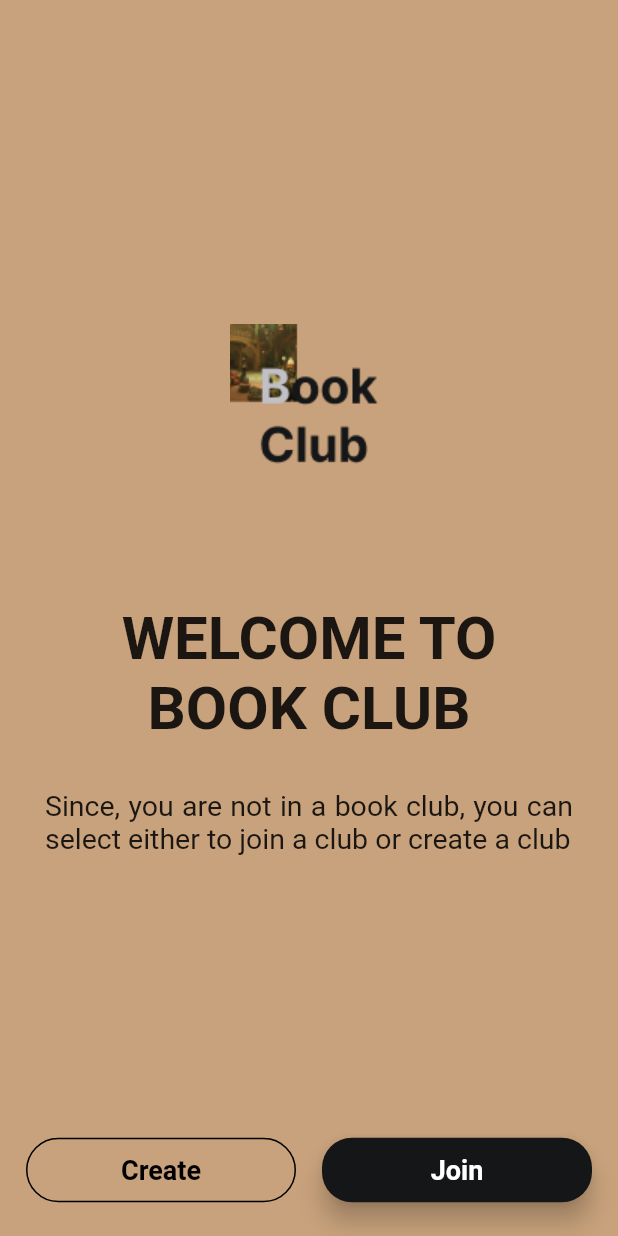
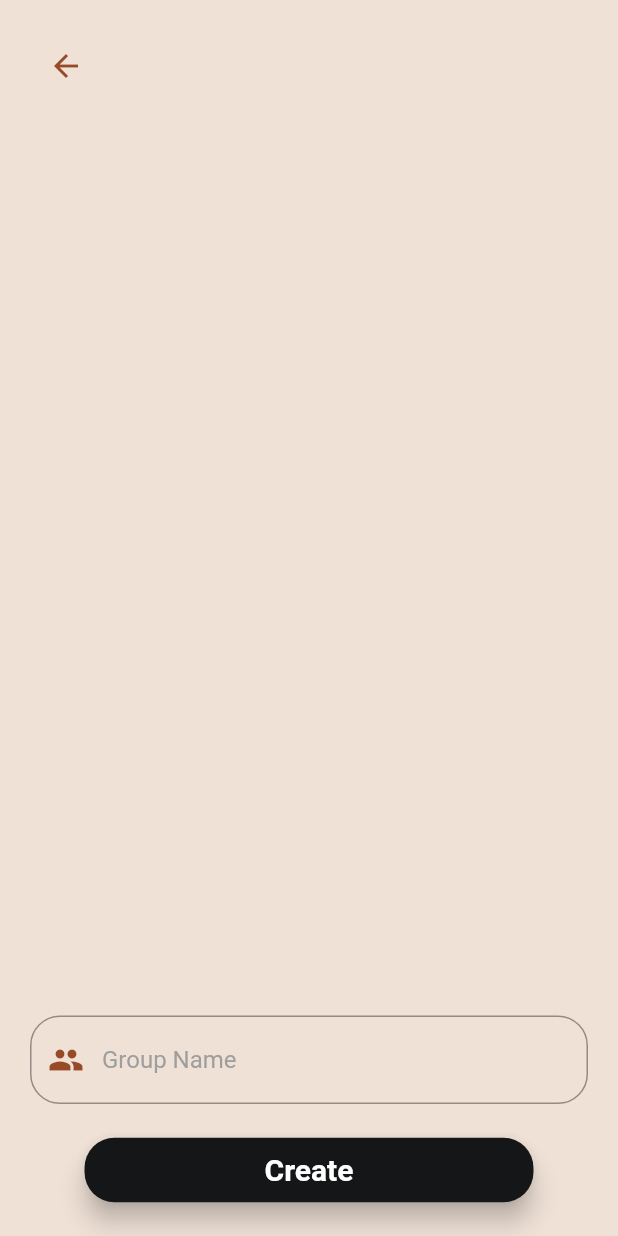
Before and after one commit to guptassara/book_club, a Flutter app: the OurNoGroup screen opened directly, after a tap on "Create", on a phone screen of 412 x 824 dp. Run offline on Flutter 3.47's test engine with Material 2 defaults, Android fonts, the phone set to English and light mode, and no system bars; our stand-ins replace cloud_firestore, email_validator, firebase_auth, firebase_core, google_sign_in; missing offline and left inert: cloud_firestore_platform_interface, confirm_dialog; accounts and stored records are empty; network calls fail.

Commit message:
group screens and ui

```diff
--- /dev/null
+++ b/lib/Models/group.dart
@@ -0,0 +1,19 @@
+import 'package:cloud_firestore/cloud_firestore.dart';
+
+class OurUser {
+  String? id;
+  String? name;
+  String? leader;
+  Timestamp? groupCreated;
+  List<String>? members;
+
+  OurUser({this.id, this.leader, this.name, this.groupCreated, this.members});
+
+  OurUser.fromMap(Map<String, dynamic> map) {
+    id = map['id'];
+    name = map['name'];
+    leader = map['leader'];
+    groupCreated = map['groupCreated'];
+    members = map['members'];
+  }
+}
--- a/lib/Screens/Login/Localwidgets/login_form.dart
+++ b/lib/Screens/Login/Localwidgets/login_form.dart
@@ -27,7 +27,7 @@ class _OurLoginFormState extends State<OurLoginForm> {
   final TextEditingController _passwordController = TextEditingController();
 
   void _loginUser(
-    @required LoginType type,
+    LoginType type,
     String? email,
     String? password,
     BuildContext context,
--- /dev/null
+++ b/lib/Screens/createGroup/createGroup.dart
@@ -0,0 +1,57 @@
+import 'package:flutter/material.dart';
+
+class OurCreateGroup extends StatefulWidget {
+  const OurCreateGroup({super.key});
+
+  @override
+  State<OurCreateGroup> createState() => _OurCreateGroupState();
+}
+
+class _OurCreateGroupState extends State<OurCreateGroup> {
+  TextEditingController _groupNameController = TextEditingController();
+  @override
+  Widget build(BuildContext context) {
+    return Scaffold(
+      body: Column(
+        children: [
+          Padding(
+            padding: EdgeInsets.all(20.0),
+            child: Row(
+              children: [BackButton()],
+            ),
+          ),
+          Spacer(),
+          Padding(
+            padding: EdgeInsets.all(20.0),
+            child: Column(
+              children: [
+                TextFormField(
+                  controller: _groupNameController,
+                  decoration: InputDecoration(
+                    prefixIcon: Icon(Icons.group),
+                    hintText: "Group Name",
+                  ),
+                ),
+                SizedBox(
+                  height: 20.0,
+                ),
+                ElevatedButton(
+                    onPressed: () {},
+                    child: Padding(
+                      padding: EdgeInsets.symmetric(horizontal: 100),
+                      child: Text(
+                        "Create",
+                        style: TextStyle(
+                            color: Colors.white,
+                            fontWeight: FontWeight.bold,
+                            fontSize: 20.0),
+                      ),
+                    ))
+              ],
+            ),
+          )
+        ],
+      ),
+    );
+  }
+}
--- a/lib/Screens/noGroup/noGroup.dart
+++ b/lib/Screens/noGroup/noGroup.dart
@@ -1,5 +1,7 @@
 // ignore_for_file: file_names, no_leading_underscores_for_local_identifiers
 
+import 'package:book_club/Screens/createGroup/createGroup.dart';
+import 'package:book_club/Screens/joinGroup/joingroup.dart';
 import 'package:flutter/material.dart';
 
 class OurNoGroup extends StatelessWidget {
@@ -7,8 +9,24 @@ class OurNoGroup extends StatelessWidget {
 
   @override
   Widget build(BuildContext context) {
-    void _goToJoin() {}
-    void _goToCreate() {}
+    void _goToJoin(BuildContext context) {
+      Navigator.push(
+        context,
+        MaterialPageRoute(
+          builder: (context) => OurJoinGroup(),
+        ),
+      );
+    }
+
+    void _goToCreate(BuildContext context) {
+      Navigator.push(
+        context,
+        MaterialPageRoute(
+          builder: (context) => OurCreateGroup(),
+        ),
+      );
+    }
+
     return Scaffold(
       body: Column(
         children: [
@@ -68,7 +86,7 @@ class OurNoGroup extends StatelessWidget {
                     ),
                   ),
                   onPressed: () {
-                    _goToCreate();
+                    _goToCreate(context);
                   },
                   child: const Text(
                     "Create",
@@ -81,7 +99,7 @@ class OurNoGroup extends StatelessWidget {
                 ),
                 ElevatedButton(
                   onPressed: () {
-                    _goToJoin();
+                    _goToJoin(context);
                   },
                   child: const Text(
                     "Join",
--- a/lib/Services/database.dart
+++ b/lib/Services/database.dart
@@ -36,8 +36,6 @@ class OurDataBase {
 
       retVal = OurUser.fromMap(_docSnapshot.data() as Map<String, dynamic>);
 
-      log("w");
-
       return retVal;
     } catch (e) {
       log(e.toString());
```
Also changed, not shown: lib/Screens/joinGroup/joingroup.dart (added, +57 -0 lines), lib/Utils/our_theme.dart (+5 -4 lines), assets/logo.png, 5 other files.
